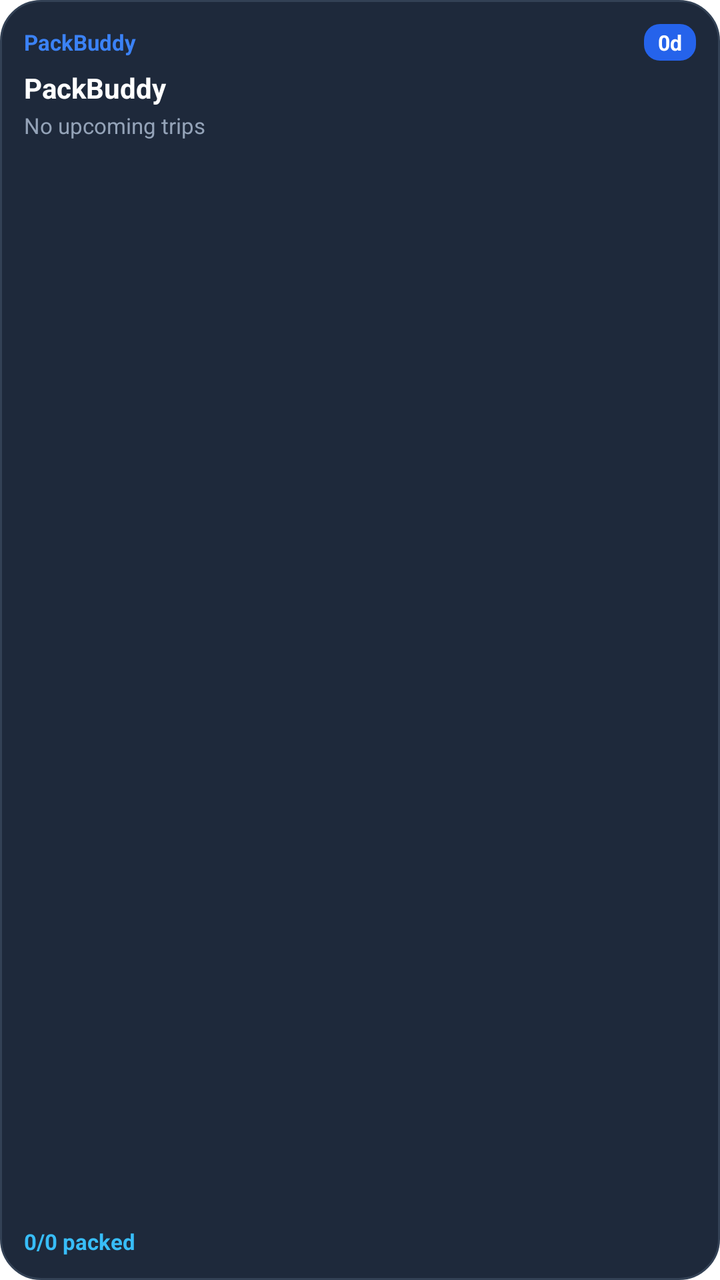
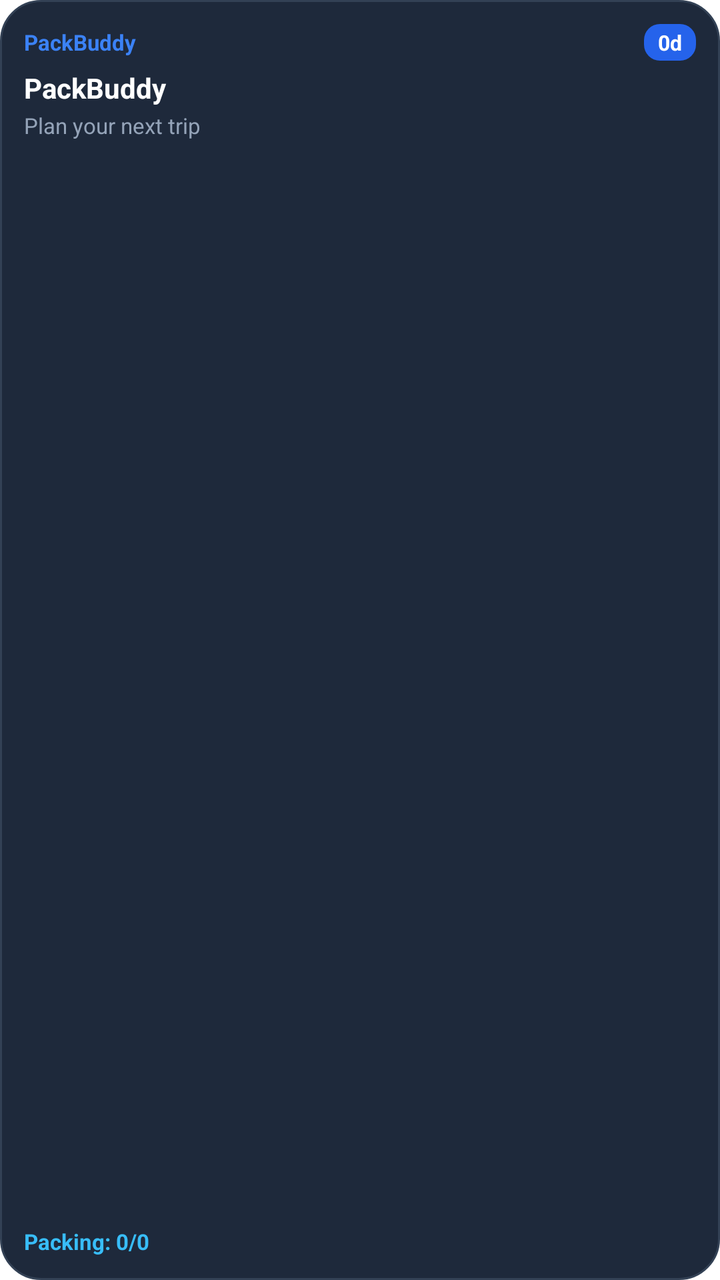

Before-and-after screenshots of an Android layout around one commit, followed by the original layout XML and the change that was made.
<!-- AndroidManifest.xml: fallback theme Theme.MaterialComponents.DayNight.NoActionBar -->
<!-- res/layout/packbuddy_widget.xml -->
<?xml version="1.0" encoding="utf-8"?>
<FrameLayout xmlns:android="http://schemas.android.com/apk/res/android"
    android:id="@+id/widget_container"
    android:layout_width="match_parent"
    android:layout_height="match_parent">

    
    <ImageView
        android:id="@+id/widget_rendered_card"
        android:layout_width="match_parent"
        android:layout_height="match_parent"
        android:scaleType="fitCenter"
        android:adjustViewBounds="true"
        android:visibility="gone" />

    
    <LinearLayout
        android:id="@+id/widget_native_content"
        android:layout_width="match_parent"
        android:layout_height="match_parent"
        android:background="@drawable/widget_bg"
        android:orientation="vertical"
        android:padding="12dp">

        
        <LinearLayout
            android:layout_width="match_parent"
            android:layout_height="wrap_content"
            android:gravity="center_vertical"
            android:orientation="horizontal">

            <TextView
                android:id="@+id/widget_app_name"
                android:layout_width="0dp"
                android:layout_height="wrap_content"
                android:layout_weight="1"
                android:ellipsize="end"
                android:maxLines="1"
                android:text="PackBuddy"
                android:textColor="#3B82F6"
                android:textSize="11sp"
                android:textStyle="bold" />

            <TextView
                android:id="@+id/widget_days"
                android:layout_width="wrap_content"
                android:layout_height="wrap_content"
                android:background="@drawable/widget_badge_bg"
                android:paddingStart="7dp"
                android:paddingTop="2dp"
                android:paddingEnd="7dp"
                android:paddingBottom="2dp"
                android:text="0d"
                android:textColor="#FFFFFF"
                android:textSize="10.5sp"
                android:textStyle="bold" />
        </LinearLayout>

        <FrameLayout
            android:layout_width="match_parent"
            android:layout_height="4dp" />

        
        <TextView
            android:id="@+id/widget_title"
            android:layout_width="match_parent"
            android:layout_height="wrap_content"
            android:ellipsize="end"
            android:maxLines="1"
            android:text="PackBuddy"
            android:textColor="#FFFFFF"
            android:textSize="14sp"
            android:textStyle="bold" />

        <TextView
            android:id="@+id/widget_destination"
            android:layout_width="match_parent"
            android:layout_height="wrap_content"
            android:layout_marginTop="2dp"
            android:ellipsize="end"
            android:maxLines="1"
            android:text="No upcoming trips"
            android:textColor="#94A3B8"
            android:textSize="11sp" />

        
        <FrameLayout
            android:id="@+id/widget_map_container"
            android:layout_width="match_parent"
            android:layout_height="0dp"
            android:layout_weight="1"
            android:layout_marginTop="4dp"
            android:layout_marginBottom="4dp"
            android:background="@drawable/widget_map_bg"
            android:padding="2dp"
            android:visibility="gone">

            <ImageView
                android:id="@+id/widget_map_image"
                android:layout_width="match_parent"
                android:layout_height="match_parent"
                android:contentDescription="World Map"
                android:scaleType="fitCenter" />
        </FrameLayout>

        
        <FrameLayout
            android:id="@+id/widget_spacer"
            android:layout_width="match_parent"
            android:layout_height="0dp"
            android:layout_weight="1" />

        
        <LinearLayout
            android:layout_width="match_parent"
            android:layout_height="wrap_content"
            android:gravity="center_vertical"
            android:orientation="horizontal">

            <TextView
                android:id="@+id/widget_packing"
                android:layout_width="0dp"
                android:layout_height="wrap_content"
                android:layout_weight="1"
                android:ellipsize="end"
                android:maxLines="1"
                android:text="0/0 packed"
                android:textColor="#38BDF8"
                android:textSize="11sp"
                android:textStyle="bold" />

            <TextView
                android:id="@+id/widget_budget"
                android:layout_width="wrap_content"
                android:layout_height="wrap_content"
                android:ellipsize="end"
                android:maxLines="1"
                android:text=""
                android:textColor="#34D399"
                android:textSize="11sp"
                android:textStyle="bold" />

            <TextView
                android:id="@+id/widget_stat3"
                android:layout_width="wrap_content"
                android:layout_height="wrap_content"
                android:layout_marginStart="6dp"
                android:ellipsize="end"
                android:maxLines="1"
                android:text=""
                android:textColor="#FBBF24"
                android:textSize="11sp"
                android:textStyle="bold"
                android:visibility="gone" />
        </LinearLayout>
    </LinearLayout>

</FrameLayout>
<!-- resources referenced by this layout -->
<resources>
  <!-- drawable widget_badge_bg (drawable) -->
  <?xml version="1.0" encoding="utf-8"?>
  <shape xmlns:android="http://schemas.android.com/apk/res/android"
      android:shape="rectangle">
      <corners android:radius="8dp" />
      <solid android:color="#2563EB" />
  </shape>
  <!-- drawable widget_bg (drawable) -->
  <?xml version="1.0" encoding="utf-8"?>
  <shape xmlns:android="http://schemas.android.com/apk/res/android"
      android:shape="rectangle">
      <corners android:radius="20dp" />
      <solid android:color="#1E293B" />
      <stroke
          android:width="1dp"
          android:color="#334155" />
  </shape>
  <!-- drawable widget_map_bg (drawable) -->
  <?xml version="1.0" encoding="utf-8"?>
  <shape xmlns:android="http://schemas.android.com/apk/res/android"
      android:shape="rectangle">
      <corners android:radius="14dp" />
      <solid android:color="#0B0F17" />
      <stroke
          android:width="1dp"
          android:color="#334155" />
  </shape>
</resources>

<!-- the commit's change to res/layout/packbuddy_widget.xml (unified diff, before → after) -->
@@ -36,7 +36,7 @@
                 android:layout_weight="1"
                 android:ellipsize="end"
                 android:maxLines="1"
-                android:text="PackBuddy"
+                android:text="@string/widget_brand"
                 android:textColor="#3B82F6"
                 android:textSize="11sp"
                 android:textStyle="bold" />
@@ -67,7 +67,7 @@
             android:layout_height="wrap_content"
             android:ellipsize="end"
             android:maxLines="1"
-            android:text="PackBuddy"
+            android:text="@string/widget_brand"
             android:textColor="#FFFFFF"
             android:textSize="14sp"
             android:textStyle="bold" />
@@ -79,7 +79,7 @@
             android:layout_marginTop="2dp"
             android:ellipsize="end"
             android:maxLines="1"
-            android:text="No upcoming trips"
+            android:text="@string/widget_plan_next_trip"
             android:textColor="#94A3B8"
             android:textSize="11sp" />
 
@@ -124,7 +124,7 @@
                 android:layout_weight="1"
                 android:ellipsize="end"
                 android:maxLines="1"
-                android:text="0/0 packed"
+                android:text="@string/widget_packing_zero"
                 android:textColor="#38BDF8"
                 android:textSize="11sp"
                 android:textStyle="bold" />
<!-- resource entries referenced after the edit -->
@@ -27,5 +27,8 @@
           android:width="1dp"
           android:color="#334155" />
   </shape>
+  <string name="widget_brand" translatable="false">PackBuddy</string>
+  <string name="widget_packing_zero">Packing: 0/0</string>
+  <string name="widget_plan_next_trip">Plan your next trip</string>
 </resources>
 
